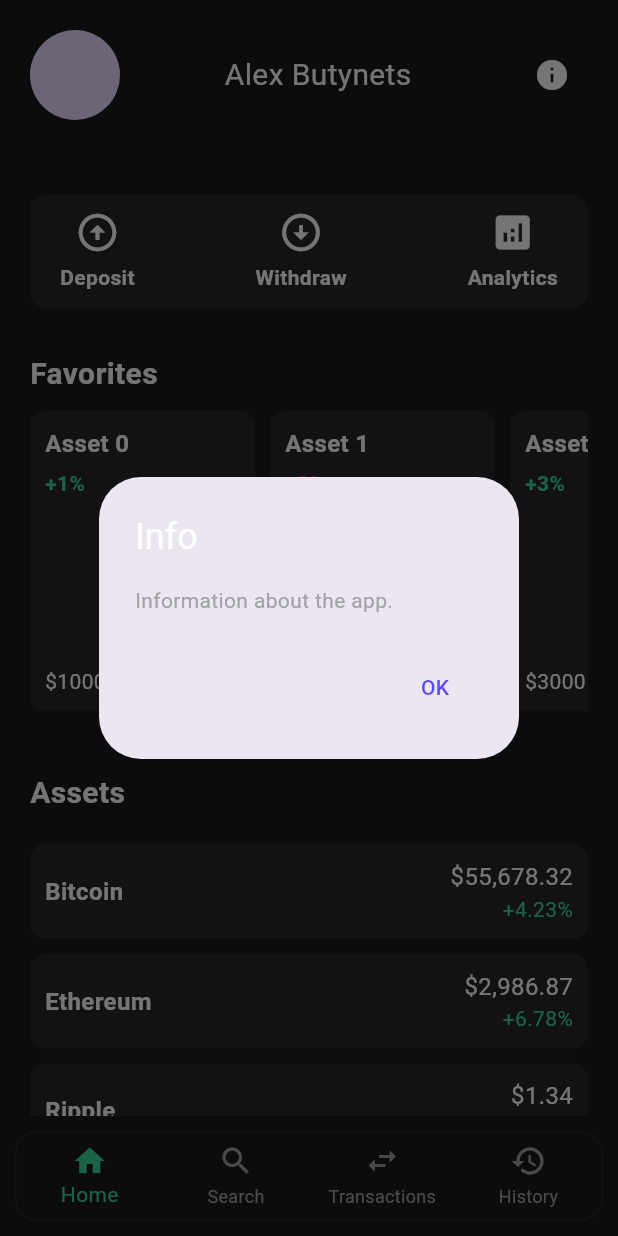
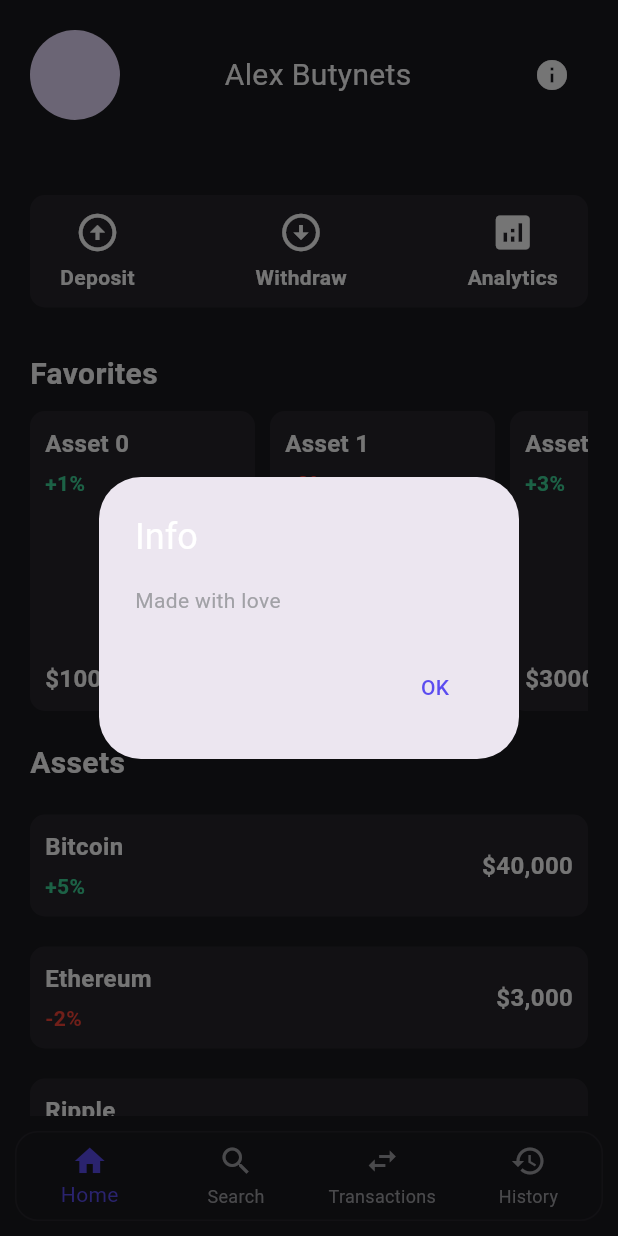
Before and after one commit to mmmykolaaa/exchange_project, a Flutter app: the HomeScreen screen opened directly, after a tap on the "info" icon, on a phone screen of 412 x 824 dp. Run offline on Flutter 3.47's test engine with Material 3 defaults, Android fonts, the light colour scheme and no system bars; our stand-ins replace flutter_secure_storage; accounts and stored records are empty.

Commit message:
Minor update of design

```diff
--- a/lib/screens/HomeScreen.dart
+++ b/lib/screens/HomeScreen.dart
@@ -1,6 +1,7 @@
 import 'package:flutter/material.dart';
+import 'ProfileScreen.dart';
 
-// Відтінки кольорів
+// Color palette
 final Color primaryColor = Color(0xFF5B4CF0);
 final Color backgroundColor = Color(0xFF1B1A1F);
 final Color cardBackgroundColor = Color(0xFF27262C);
@@ -28,7 +29,8 @@ class _HomeScreenState extends State<HomeScreen> {
   Widget build(BuildContext context) {
     return Scaffold(
       backgroundColor: backgroundColor,
-      body: SingleChildScrollView(
+      body: SafeArea(
+        child: SingleChildScrollView(
           child: Column(
             crossAxisAlignment: CrossAxisAlignment.start,
             children: [
@@ -42,44 +44,45 @@ class _HomeScreenState extends State<HomeScreen> {
             ],
           ),
         ),
+      ),
       bottomNavigationBar: Container(
-        margin: const EdgeInsets.all(10.0), // Відступи від країв
+        margin: const EdgeInsets.all(10.0), // Margins
         decoration: BoxDecoration(
-          color: backgroundColor, // Фон контейнера
-          borderRadius: BorderRadius.circular(15.0), // Округлення кутів
+          color: backgroundColor, // Container background
+          borderRadius: BorderRadius.circular(15.0), // Rounded corners
           border: Border.all(
-            color: cardBackgroundColor, // Колір обводки
+            color: cardBackgroundColor, // Border color
             width: 1.0,
           ),
         ),
         child: BottomNavigationBar(
-          backgroundColor: Colors.transparent, // Прозорий фон навігаційного бару
+          backgroundColor: Colors.transparent, // Transparent background
           items: <BottomNavigationBarItem>[
             BottomNavigationBarItem(
-              icon: Icon(Icons.home, color: _selectedIndex == 0 ? accentColor : secondaryTextColor),
+              icon: Icon(Icons.home, color: _selectedIndex == 0 ? primaryColor : secondaryTextColor),
               label: 'Home',
             ),
             BottomNavigationBarItem(
-              icon: Icon(Icons.search, color: _selectedIndex == 1 ? accentColor : secondaryTextColor),
+              icon: Icon(Icons.search, color: _selectedIndex == 1 ? primaryColor : secondaryTextColor),
               label: 'Search',
             ),
             BottomNavigationBarItem(
-              icon: Icon(Icons.swap_horiz, color: _selectedIndex == 2 ? accentColor : secondaryTextColor),
+              icon: Icon(Icons.swap_horiz, color: _selectedIndex == 2 ? primaryColor : secondaryTextColor),
               label: 'Transactions',
             ),
             BottomNavigationBarItem(
-              icon: Icon(Icons.history, color: _selectedIndex == 3 ? accentColor : secondaryTextColor),
+              icon: Icon(Icons.history, color: _selectedIndex == 3 ? primaryColor : secondaryTextColor),
               label: 'History',
             ),
           ],
           currentIndex: _selectedIndex,
-          selectedItemColor: accentColor,
+          selectedItemColor: primaryColor,
           unselectedItemColor: secondaryTextColor,
           onTap: _onItemTapped,
-          type: BottomNavigationBarType.fixed, // Щоб елементи не мінялися на мобільних пристроях
+          type: BottomNavigationBarType.fixed, // Fixed items
           showSelectedLabels: true,
           showUnselectedLabels: true,
-          elevation: 0, // Забираємо тінь
+          elevation: 0, // Remove shadow
         ),
       ),
     );
@@ -91,9 +94,17 @@ class _HomeScreenState extends State<HomeScreen> {
       child: Row(
         mainAxisAlignment: MainAxisAlignment.spaceBetween,
         children: [
-          const CircleAvatar(
+          GestureDetector(
+            onTap: () {
+              Navigator.push(
+                context,
+                MaterialPageRoute(builder: (context) => ProfileScreen()),
+              );
+            },
+            child: const CircleAvatar(
               radius: 30.0,
               backgroundImage: AssetImage('assets/profile_picture.jpg'),
+            ),
           ),
           Text(
             'Alex Butynets',
@@ -110,7 +121,7 @@ class _HomeScreenState extends State<HomeScreen> {
                 builder: (BuildContext context) {
                   return AlertDialog(
                     title: Text('Info'),
-                    content: Text('Information about the app.'),
+                    content: Text('Made with love'),
                     actions: [
                       TextButton(
                         onPressed: () {
@@ -240,11 +251,13 @@ class _HomeScreenState extends State<HomeScreen> {
               ),
             ),
           ),
+          const SizedBox(height: 5.0),
           Text(
             price,
             style: TextStyle(
               color: textColor,
-              fontSize: 14.0,
+              fontSize: 16.0,
+              fontWeight: FontWeight.bold,
             ),
           ),
         ],
@@ -258,7 +271,6 @@ class _HomeScreenState extends State<HomeScreen> {
       child: Column(
         crossAxisAlignment: CrossAxisAlignment.start,
         children: [
-          const SizedBox(height: 20.0),
           Text(
             'Assets',
             style: TextStyle(
@@ -268,17 +280,17 @@ class _HomeScreenState extends State<HomeScreen> {
             ),
           ),
           const SizedBox(height: 10.0),
-          _buildAssetCard('Bitcoin', '\$55,678.32', '+4.23%'),
-          _buildAssetCard('Ethereum', '\$2,986.87', '+6.78%'),
-          _buildAssetCard('Ripple', '\$1.34', '-2.10%'),
+          _buildAssetCard('Bitcoin', '\$40,000', '+5%', true),
+          _buildAssetCard('Ethereum', '\$3,000', '-2%', false),
+          _buildAssetCard('Ripple', '\$1.00', '+10%', true),
         ],
       ),
     );
   }
 
-  Widget _buildAssetCard(String name, String price, String change) {
+  Widget _buildAssetCard(String name, String price, String change, bool isPositive) {
     return Container(
-      margin: const EdgeInsets.only(top: 10.0),
+      margin: const EdgeInsets.symmetric(vertical: 10.0),
       padding: const EdgeInsets.all(10.0),
       decoration: BoxDecoration(
         color: cardBackgroundColor,
@@ -294,35 +306,31 @@ class _HomeScreenState extends State<HomeScreen> {
                 name,
                 style: TextStyle(
                   color: textColor,
+                  fontSize:                  16.0,
+                  fontWeight: FontWeight.bold,
+                ),
+              ),
+              const SizedBox(height: 5.0),
+              Text(
+                change,
+                style: TextStyle(
+                  color: isPositive ? accentColor : Colors.red,
+                  fontSize: 14.0,
+                  fontWeight: FontWeight.bold,
+                ),
+              ),
+            ],
+          ),
+          Text(
+            price,
+            style: TextStyle(
+              color: textColor,
               fontSize: 16.0,
               fontWeight: FontWeight.bold,
             ),
           ),
         ],
       ),
-          Column(
-            crossAxisAlignment: CrossAxisAlignment.end,
-            children: [
-              Text(
-                price,
-                style: TextStyle(
-                  color: textColor,
-                  fontSize: 16.0,
-                ),
-              ),
-              Text(
-                change,
-                style: TextStyle(
-                  color: change.startsWith('+') ? accentColor : Colors.red,
-                  fontSize: 14.0,
-                ),
-              ),
-            ],
-          ),
-        ],
-      ),
     );
   }
 }
-
-void main() => runApp(MaterialApp(home: HomeScreen()));
```
Also changed, not shown: lib/screens/JoinUsScreen.dart (+67 -19 lines), lib/screens/ProfileScreen.dart (+145 -0 lines), 2 other files. Lines whose indentation alone changed are shown as unchanged.
